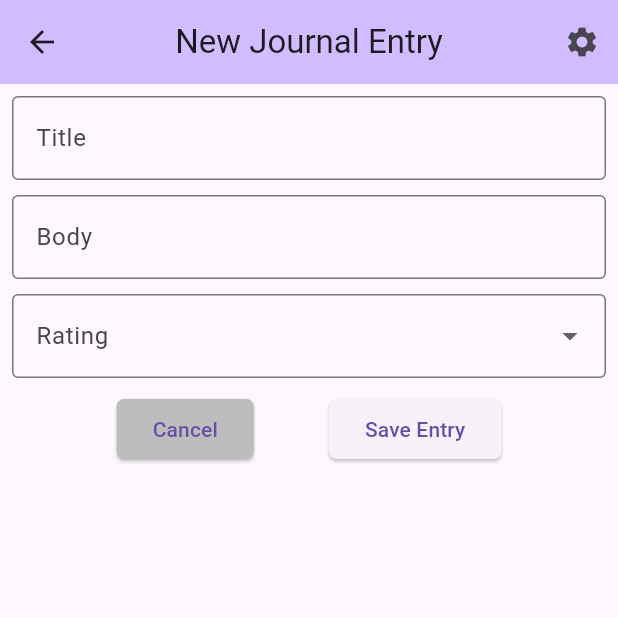
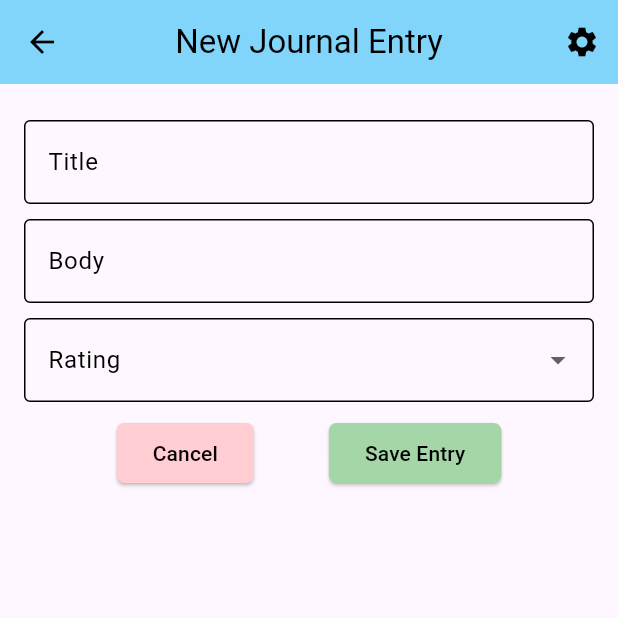
Before and after one commit to bpugh5/journal_app, a Flutter app: the NewEntryPage screen opened by its route, on a phone screen of 412 x 824 dp, the top half of it. Run offline on Flutter 3.47's test engine with Material 3 defaults, Android fonts, the phone set to English and light mode, and no system bars; our stand-ins replace shared_preferences, sqflite; accounts and stored records are empty; statements that could not run were skipped.

Commit message:
Refactor display, colors

```diff
--- a/lib/pages/new_entry.dart
+++ b/lib/pages/new_entry.dart
@@ -32,7 +32,7 @@ class _NewEntryPageState extends State<NewEntryPage> {
     return Form(
       key: formKey,
       child: Padding(
-        padding: const EdgeInsets.all(8.0),
+        padding: const EdgeInsets.all(16.0),
         child: SingleChildScrollView(
           child: Column(
             children: [
@@ -51,7 +51,9 @@ class _NewEntryPageState extends State<NewEntryPage> {
   }
 
   Widget titleTextField() {
-    return TextFormField(
+    return Padding(
+      padding: const EdgeInsets.only(top: 8.0),
+      child: TextFormField(
         decoration: const InputDecoration(
           labelText: 'Title',
           border: OutlineInputBorder(),
@@ -66,6 +68,7 @@ class _NewEntryPageState extends State<NewEntryPage> {
             return null;
           }
         },
+      ),
     );
   }
 
@@ -130,9 +133,8 @@ class _NewEntryPageState extends State<NewEntryPage> {
       style: ElevatedButton.styleFrom(
           shape:
               RoundedRectangleBorder(borderRadius: BorderRadius.circular(5.0)),
-          backgroundColor: Colors.grey[400],
-          foregroundColor: Theme.of(context).primaryColor
-          ),
+          backgroundColor: Colors.red[100],
+          foregroundColor: Theme.of(context).primaryColor),
       onPressed: () => Navigator.of(context)
           .pushNamedAndRemoveUntil(EntryListScreen.routeName, (route) => false),
       child: const Text('Cancel'),
@@ -143,6 +145,8 @@ class _NewEntryPageState extends State<NewEntryPage> {
     return ElevatedButton(
       style: ElevatedButton.styleFrom(
         shape: RoundedRectangleBorder(borderRadius: BorderRadius.circular(5.0)),
+        backgroundColor: Colors.green[200],
+        foregroundColor: Theme.of(context).primaryColor
       ),
       onPressed: () async {
         if (formKey.currentState!.validate()) {
--- a/lib/widgets/journal_app_bar.dart
+++ b/lib/widgets/journal_app_bar.dart
@@ -18,8 +18,7 @@ class JournalAppBar extends StatelessWidget {
           ),
         )
       ],
-      backgroundColor: Theme.of(context).colorScheme.inversePrimary,
-      title: Center(child: Text(title)),
+      title: Center(child: Text(title, style: const TextStyle(color: Colors.black))),
     );
   }
 }
--- a/lib/widgets/journal_list.dart
+++ b/lib/widgets/journal_list.dart
@@ -69,8 +69,10 @@ class HorizontalLayout extends StatelessWidget {
               itemBuilder: (context, index) {
                 return ListTile(
                   title: Text(entries[index].title),
-                  subtitle: Text(DateFormat('EEEE, MMMM d, y')
-                      .format(entries[index].dateTime)),
+                  subtitle: Text(
+                    DateFormat('EEEE, MMMM d, y')
+                        .format(entries[index].dateTime),
+                  ),
                 );
               },
             ),
--- a/lib/widgets/journal_scaffold.dart
+++ b/lib/widgets/journal_scaffold.dart
@@ -13,6 +13,7 @@ class JournalScaffold extends StatelessWidget {
   Widget build(BuildContext context) {
     return Scaffold(
       appBar: AppBar(
+        backgroundColor: Theme.of(context).colorScheme.primary,
         centerTitle: true,
         actions: [
           Builder(
@@ -24,7 +25,6 @@ class JournalScaffold extends StatelessWidget {
             ),
           )
         ],
-        backgroundColor: Theme.of(context).colorScheme.inversePrimary,
         title: Text(title),
       ),
       body: child,
@@ -33,9 +33,10 @@ class JournalScaffold extends StatelessWidget {
       ),
       floatingActionButton: fab
           ? FloatingActionButton(
-              onPressed: () => Navigator.of(context)
-                  .pushNamed(NewEntryPage.routeName),
+              onPressed: () =>
+                  Navigator.of(context).pushNamed(NewEntryPage.routeName),
               tooltip: 'Add New Journal Entry',
+              backgroundColor: Theme.of(context).colorScheme.primary,
               child: const Icon(Icons.add),
             )
           : null,
```
Also changed, not shown: lib/app.dart (+18 -3 lines). Lines whose indentation alone changed are shown as unchanged.
